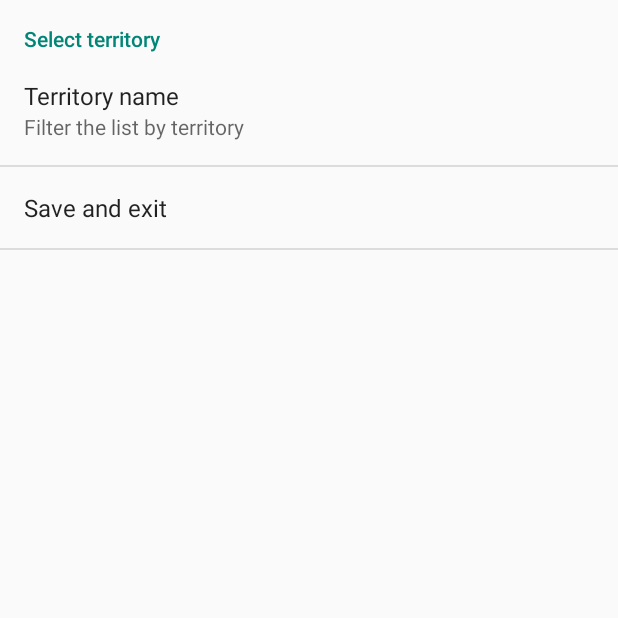
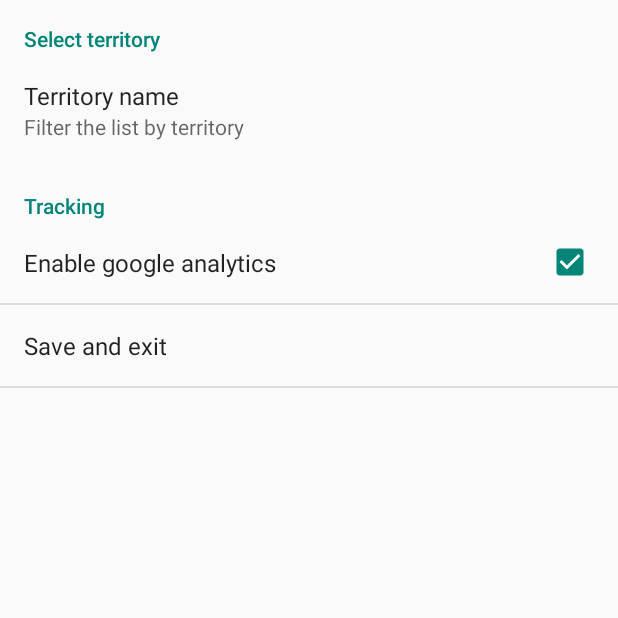
Before and after one commit to dustcollective/5m-android-app, an Android app: the SettingsActivity screen opened directly, with no data from a screen before it, on a phone screen of 412 x 824 dp, the top half of it. Run offline under Robolectric (Android 15) with nearby library versions, the phone set to English and light mode, and no system bars; libraries missing offline, so code that uses them is left out: com.google.android.gms; 3 statements that could not run were skipped.

Commit message:
ga tracking opt out

```diff
--- a/App/src/main/java/com/m5/android/avicola/SettingsActivity.java
+++ b/App/src/main/java/com/m5/android/avicola/SettingsActivity.java
@@ -18,6 +18,7 @@ public class SettingsActivity extends PreferenceActivity {
     ListPreference listPreference;
 
     @Override
+    @SuppressWarnings("deprecation")
     protected void onCreate(Bundle savedInstanceState) {
         super.onCreate(savedInstanceState);
         addPreferencesFromResource(R.xml.settings);
@@ -34,6 +35,19 @@ public class SettingsActivity extends PreferenceActivity {
         listPreference.setEntries(values);
         listPreference.setEntryValues(values);
         listPreference.setDefaultValue(Content.Territory.ALL.firstValue());
+
+        //opt out
+        final Preference optOut = (Preference) findPreference("pref_key_ga_enabled");
+        if (optOut != null) {
+            optOut.setOnPreferenceChangeListener(new Preference.OnPreferenceChangeListener() {
+                @Override
+                public boolean onPreferenceChange(Preference preference, Object newValue) {
+                    AppContext.ga().setAppOptOut((Boolean) newValue);
+                    return true;
+                }
+            });
+        }
+
 
         //save and exit button
         final Preference button = (Preference) findPreference("exit");
--- a/App/src/main/java/com/m5/android/avicola/app/Prefs.java
+++ b/App/src/main/java/com/m5/android/avicola/app/Prefs.java
@@ -2,6 +2,7 @@ package com.m5.android.avicola.app;
 
 import android.content.Context;
 import android.content.SharedPreferences;
+import android.preference.PreferenceManager;
 
 import com.m5.android.avicola.app.modConfig.AbstractModConfig;
 
@@ -16,4 +17,9 @@ public class Prefs {
     private SharedPreferences getPrefs() {
         return context.getSharedPreferences(AppContext.modConfig().getString(AbstractModConfig.Strings.SHARED_PREFS), 0);
     }
+
+    public boolean isGaEnabled() {
+        final SharedPreferences prefs = PreferenceManager.getDefaultSharedPreferences(context);
+        return prefs.getBoolean("pref_key_ga_enabled", true);
+    }
 }
--- a/App/src/main/res/values/strings.xml
+++ b/App/src/main/res/values/strings.xml
@@ -33,6 +33,8 @@
     <string name="pref_territory">Select territory</string>
     <string name="pref_territory_summary">Filter the list by territory</string>
     <string name="pref_territory_title">Territory name</string>
+    <string name="pref_tracking">Tracking</string>
+    <string name="pref_enable_ga">Enable google analytics</string>
     <string name="pref_exit">Save and exit</string>
 
     <!-- Favorites -->
--- a/App/src/main/res/xml/settings.xml
+++ b/App/src/main/res/xml/settings.xml
@@ -6,6 +6,13 @@
             android:key="pref_key_territory"
             android:summary="@string/pref_territory_summary"
             android:title="@string/pref_territory_title" />
-        <Preference android:title="@string/pref_exit" android:key="exit"/>
     </PreferenceCategory>
+    <PreferenceCategory
+        android:title="@string/pref_tracking">
+        <CheckBoxPreference
+            android:key="pref_key_ga_enabled"
+            android:defaultValue="true"
+            android:title="@string/pref_enable_ga" />
+    </PreferenceCategory>
+    <Preference android:title="@string/pref_exit" android:key="exit"/>
 </PreferenceScreen>
```
Also changed, not shown: App/src/main/java/com/m5/android/avicola/tracking/GoogleAnalytics.java (+7 -1 lines).
